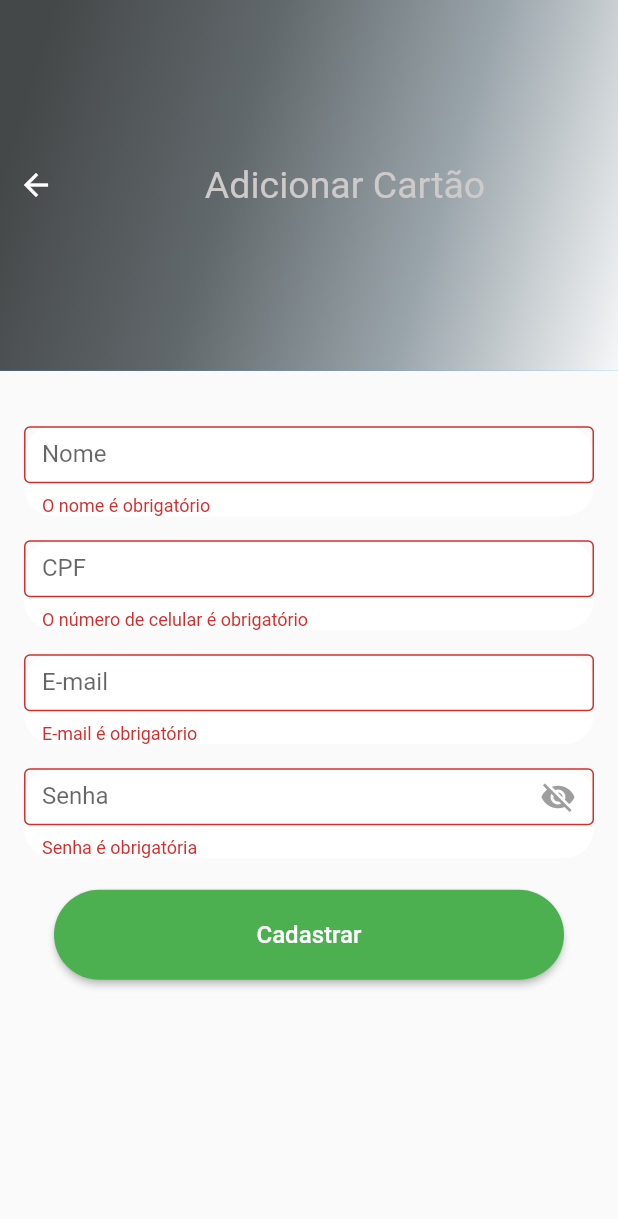
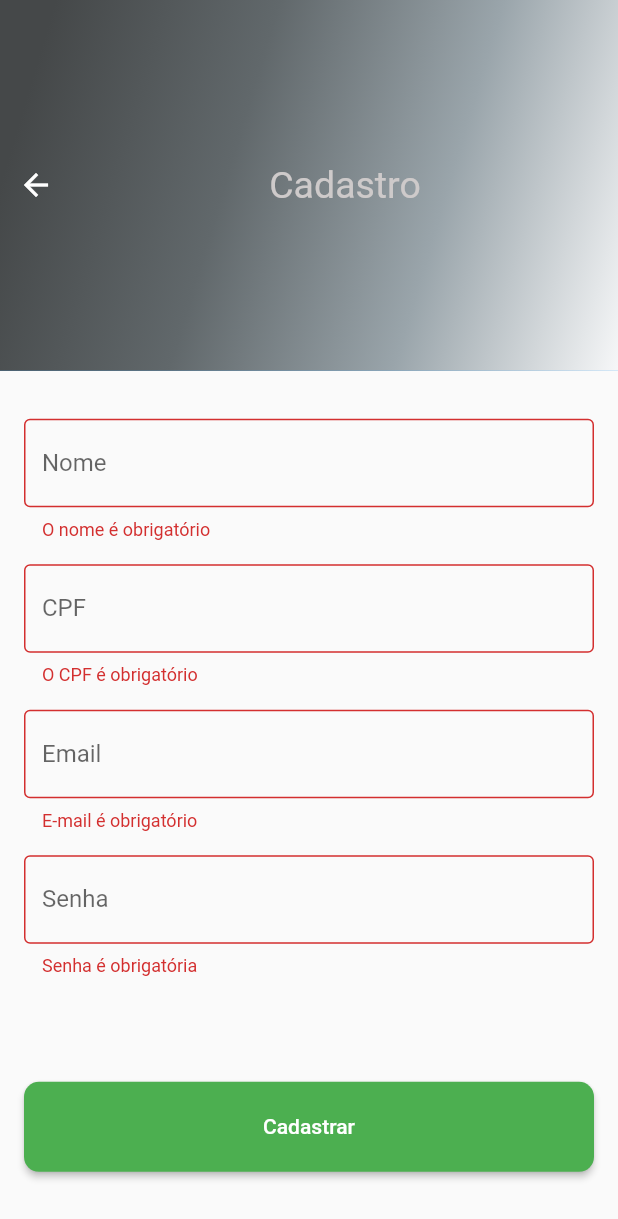
Before and after one commit to 07Dalmaso/projeto-pi-3a, a Flutter app: the CadastroPage screen opened by its route, after a tap on "Cadastrar", on a phone screen of 412 x 824 dp. Shown: the top 1219 px of the screen. Run offline on Flutter 3.47's test engine with Material 2 defaults, Android fonts, the phone set to English and light mode, and no system bars; our stand-ins replace email_validator, firebase_auth, firebase_core, firebase_database, mobx; accounts and stored records are empty; generated files the repository leaves out were written again.

```diff
--- a/lib/cadastro.dart
+++ b/lib/cadastro.dart
@@ -1,21 +1,18 @@
 import 'package:flutter/material.dart';
+import 'package:email_validator/email_validator.dart';
 import 'package:proj_pi/services/user_service.dart';
-import 'package:proj_pi/widgets/custombutton.dart';
-import 'package:proj_pi/widgets/custompasswordfield.dart';
-import 'package:proj_pi/widgets/formtextfield.dart';
 import 'package:provider/provider.dart';
-import '../store/user_store.dart';
+import 'package:proj_pi/store/user_store.dart';
+import 'package:proj_pi/models/user_model.dart';
 
 class CadastroPage extends StatefulWidget {
-  const CadastroPage({super.key});
-
   @override
-  _CadastroPageState createState() => _CadastroPageState();
+  CadastroPageState createState() => CadastroPageState();
 }
 
-class _CadastroPageState extends State<CadastroPage> {
+class CadastroPageState extends State<CadastroPage> {
   final _form = GlobalKey<FormState>();
-  final _nomeController = TextEditingController();
+  final _nameController = TextEditingController();
   final _cpfController = TextEditingController();
   final _emailController = TextEditingController();
   final _passwordController = TextEditingController();
@@ -24,9 +21,7 @@ class _CadastroPageState extends State<CadastroPage> {
 
   bool agree = false;
 
-  UserStore userTeste = UserStore();
-
-  String? _validateNome(String? value) {
+  String? _validateName(String? value) {
     if (value == null || value.isEmpty) {
       return "O nome é obrigatório";
     }
@@ -36,22 +31,12 @@ class _CadastroPageState extends State<CadastroPage> {
     return null;
   }
 
-  String? _validateCelular(String? value) {
+  String? _validateCpf(String? value) {
     if (value == null || value.isEmpty) {
-      return "O número de celular é obrigatório";
+      return "O CPF é obrigatório";
     }
     if (value.length != 11) {
-      return "O número de celular deve ter exatamente 11 números";
-    }
-    return null;
-  }
-
-  String? _validateMatricula(String? value) {
-    if (value == null || value.isEmpty) {
-      return "A matrícula é obrigatória";
-    }
-    if (value.length != 10) {
-      return "A matrícula deve ter exatamente 10 números";
+      return "O CPF deve ter exatamente 11 números";
     }
     return null;
   }
@@ -66,7 +51,7 @@ class _CadastroPageState extends State<CadastroPage> {
     return null;
   }
 
-  String? _validateSenha(String? value) {
+  String? _validatePassword(String? value) {
     if (value == null || value.isEmpty) {
       return "Senha é obrigatória";
     }
@@ -85,7 +70,7 @@ class _CadastroPageState extends State<CadastroPage> {
 
     try {
       UserStore userStore = Provider.of<UserStore>(context, listen: false);
-      userStore.setName(_nomeController.text);
+      userStore.setName(_nameController.text);
       userStore.setCPF(_cpfController.text);
       userStore.setEmail(_emailController.text);
       userStore.setPassword(_passwordController.text);
@@ -161,7 +146,11 @@ class _CadastroPageState extends State<CadastroPage> {
   @override
   Widget build(BuildContext context) {
     return Scaffold(
-      body: CustomScrollView(slivers: <Widget>[
+      appBar: null,
+      body: Consumer<UserStore>(
+        builder: (context, userStore, _) {
+          return CustomScrollView(
+            slivers: <Widget>[
               SliverAppBar(
                 centerTitle: false,
                 automaticallyImplyLeading: false,
@@ -183,11 +172,11 @@ class _CadastroPageState extends State<CadastroPage> {
                           Navigator.pushNamed(context, '/login');
                         },
                       ),
-                Expanded(
+                      const Expanded(
                         child: Align(
                           alignment: Alignment.center,
                           child: Text(
-                      "Adicionar Cartão",
+                            "Cadastro",
                             style: TextStyle(
                               color: Color.fromARGB(255, 206, 202, 202),
                               fontSize: 25.0,
@@ -201,66 +190,91 @@ class _CadastroPageState extends State<CadastroPage> {
                 pinned: true,
               ),
               SliverPadding(
-            padding:
-                const EdgeInsets.symmetric(vertical: 5.0, horizontal: 16.0),
+                padding: EdgeInsets.all(16.0),
                 sliver: SliverList(
-                delegate: SliverChildListDelegate([
+                  delegate: SliverChildListDelegate(
+                    [
                       Form(
                         key: _form,
-                child: Center(
                         child: Column(
-                    mainAxisAlignment: MainAxisAlignment.center,
-                    crossAxisAlignment: CrossAxisAlignment.start,
-                    children: [
-                      Align(
-                        alignment: Alignment.centerLeft,
-                        child: Text(
-                          _errorLogin,
-                          style: const TextStyle(
-                            height: 2,
-                            fontSize: 16.0,
-                            color: Colors.black,
-                          ),
-                          textAlign: TextAlign.center,
+                          crossAxisAlignment: CrossAxisAlignment.stretch,
+                          children: <Widget>[
+                            SizedBox(height: 16.0),
+                            TextFormField(
+                              controller: _nameController,
+                              onChanged: userStore.setName,
+                              keyboardType: TextInputType.text,
+                              validator: _validateName,
+                              decoration: InputDecoration(
+                                labelText: 'Nome',
+                                hintText: 'Ex: Sabrina',
+                                border: OutlineInputBorder(),
                               ),
                             ),
-                      FormTextField(
-                          controller: _nomeController,
-                          validator: _validateNome,
-                          keyboardType: TextInputType.text,
-                          labelText: 'Nome',
-                          hintText: 'Nome Completo'),
-                      FormTextField(
+                            SizedBox(height: 16.0),
+                            TextFormField(
                               controller: _cpfController,
-                          validator: _validateCelular,
-                          keyboardType: TextInputType.phone,
+                              onChanged: userStore.setCPF,
+                              validator: _validateCpf,
+                              decoration: InputDecoration(
                                 labelText: 'CPF',
-                          hintText: '000.000.000-00'),
-                      FormTextField(
+                                hintText: 'Ex: 123.456.789-00',
+                                border: OutlineInputBorder(),
+                              ),
+                            ),
+                            SizedBox(height: 16.0),
+                            TextFormField(
                               controller: _emailController,
+                              onChanged: userStore.setEmail,
                               validator: _validateEmail,
-                          keyboardType: TextInputType.emailAddress,
-                          labelText: 'E-mail',
-                          hintText: 'usuario@domínio.com'),
-                      PasswordField(
+                              decoration: InputDecoration(
+                                labelText: 'Email',
+                                hintText: 'Ex: exemplo@gmail.com',
+                                border: OutlineInputBorder(),
+                              ),
+                            ),
+                            SizedBox(height: 16.0),
+                            TextFormField(
                               controller: _passwordController,
-                          validator: _validateSenha,
-                          keyboardType: TextInputType.text,
+                              onChanged: userStore.setPassword,
+                              validator: _validatePassword,
+                              obscureText: true,
+                              decoration: InputDecoration(
                                 labelText: 'Senha',
-                          hintText: 'Senha'),
-                      Padding(
-                        padding: const EdgeInsets.symmetric(horizontal: 20),
-                        child: CustomButton(
-                          text: 'Cadastrar',
-                          onPressed: () => _submitForm(context),
+                                hintText: 'Ex: sua_senha',
+                                border: OutlineInputBorder(),
+                              ),
+                            ),
+                            SizedBox(height: 70.0),
+                            ElevatedButton(
+                              onPressed: () {
+                                _submitForm(context);
+                                if (_form.currentState!.validate()) {
+                                  if (userStore.isFormValid) {
+                                    userStore.saveUser();
+                                  }
+                                }
+                              },
+                              child: Text('Cadastrar'),
+                              style: ElevatedButton.styleFrom(
+                                primary: Colors.green,
+                                minimumSize: Size(150, 60),
+                                shape: RoundedRectangleBorder(
+                                  borderRadius: BorderRadius.circular(10),
+                                ),
+                              ),
+                            ),
+                          ],
                         ),
                       ),
                     ],
                   ),
                 ),
               ),
-            ])))
-      ]),
+            ],
+          );
+        },
+      ),
     );
   }
 }
--- a/lib/widgets/custompasswordfield.dart
+++ b/lib/widgets/custompasswordfield.dart
@@ -6,15 +6,19 @@ class PasswordField extends StatefulWidget {
   final TextInputType keyboardType;
   final String labelText;
   final String hintText;
+  final String initialValue;
+  final void Function(String) onChanged;
 
-  const PasswordField({
-    Key? key,
-    required this.controller,
-    required this.validator,
-    required this.keyboardType,
-    required this.labelText,
-    required this.hintText,
-  }) : super(key: key);
+  const PasswordField(
+      {Key? key,
+      required this.controller,
+      required this.validator,
+      required this.keyboardType,
+      required this.labelText,
+      required this.hintText,
+      required this.onChanged,
+      required this.initialValue})
+      : super(key: key);
 
   @override
   _PasswordFieldState createState() => _PasswordFieldState();
@@ -38,6 +42,8 @@ class _PasswordFieldState extends State<PasswordField> {
           child: TextFormField(
             controller: widget.controller,
             validator: widget.validator,
+            initialValue: widget.initialValue,
+            onChanged: widget.onChanged,
             keyboardType: widget.keyboardType,
             obscureText: !_isPasswordVisible, // Toggle password visibility
             decoration: InputDecoration(
@@ -56,9 +62,6 @@ class _PasswordFieldState extends State<PasswordField> {
                 },
               ),
             ),
-            onChanged: (text) {
-              setState(() {});
-            },
           ),
         ),
       ),
--- a/lib/widgets/formtextfield.dart
+++ b/lib/widgets/formtextfield.dart
@@ -6,15 +6,19 @@ class FormTextField extends StatefulWidget {
   final TextInputType keyboardType;
   final String labelText;
   final String hintText;
+  final String initialValue;
+  final void Function(String) onChanged;
 
-  const FormTextField({
-    Key? key,
-    required this.controller,
-    required this.validator,
-    required this.keyboardType,
-    required this.labelText,
-    required this.hintText,
-  }) : super(key: key);
+  const FormTextField(
+      {Key? key,
+      required this.controller,
+      required this.validator,
+      required this.keyboardType,
+      required this.labelText,
+      required this.hintText,
+      required this.onChanged,
+      required this.initialValue})
+      : super(key: key);
 
   @override
   _FormTextFieldState createState() => _FormTextFieldState();
@@ -36,15 +40,14 @@ class _FormTextFieldState extends State<FormTextField> {
           child: TextFormField(
             controller: widget.controller,
             validator: widget.validator,
+            initialValue: widget.initialValue,
             keyboardType: widget.keyboardType,
+            onChanged: widget.onChanged,
             decoration: InputDecoration(
               hintText: widget.hintText,
               border: OutlineInputBorder(),
               labelText: widget.labelText,
             ),
-            onChanged: (text) {
-              setState(() {});
-            },
           ),
         ),
       ),
```
Also changed, not shown: lib/dados_cartao.dart (+27 -13 lines), lib/main.dart (+8 -12 lines), lib/services/user_service.dart (+5 -3 lines), flutter_02.png (added). Lines whose indentation alone changed are shown as unchanged.
